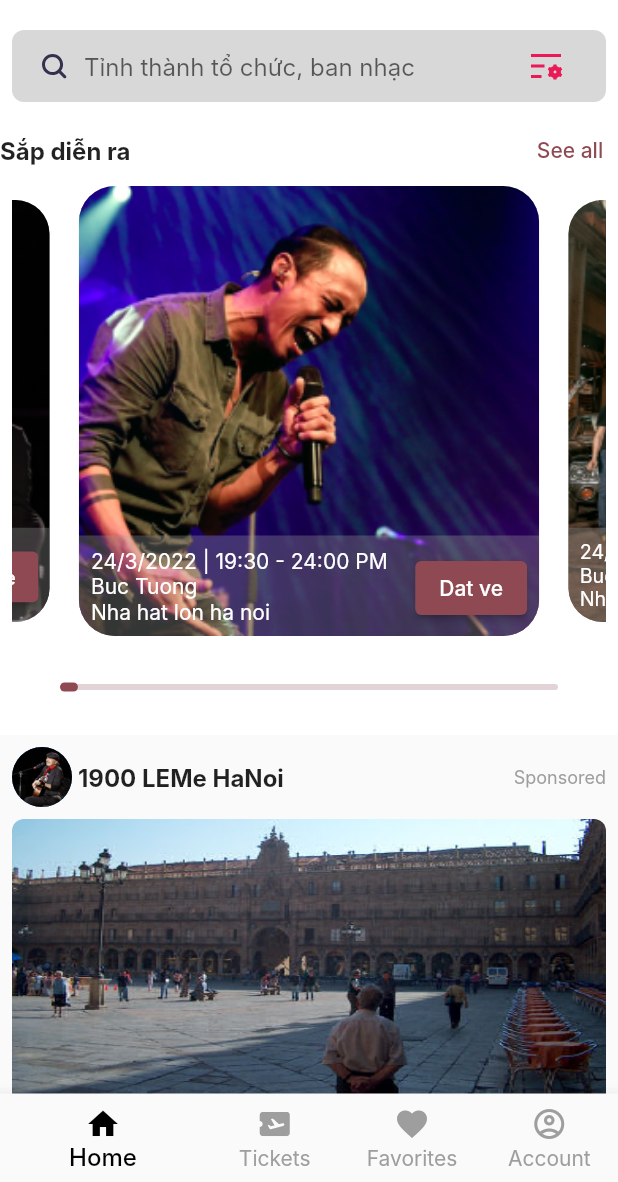
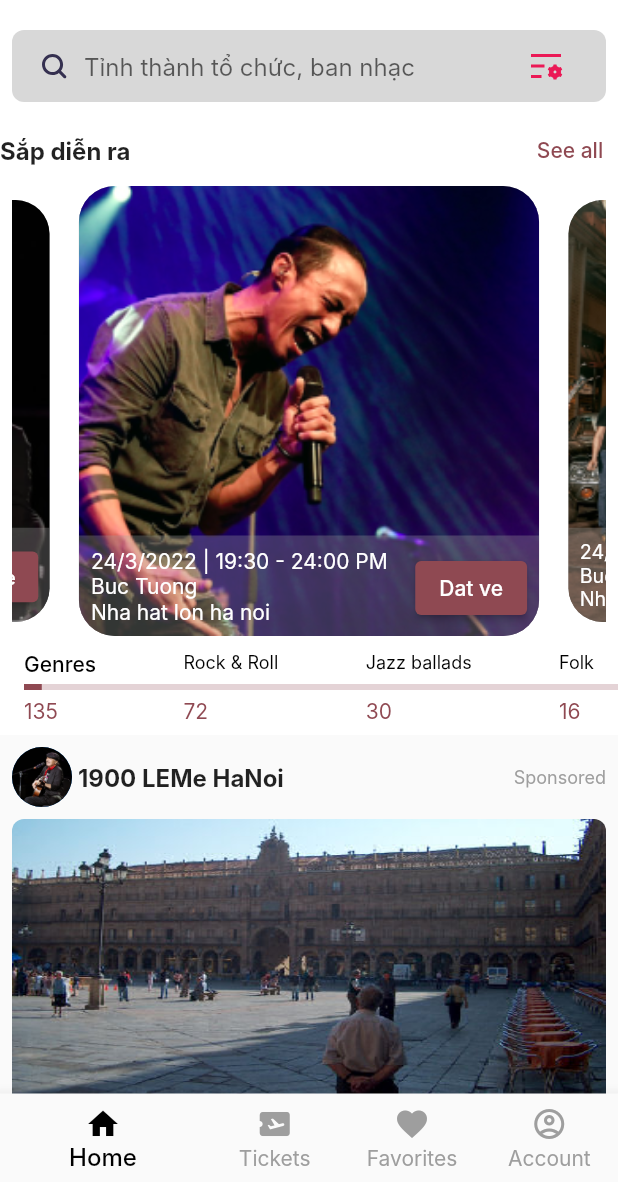
Before and after one commit to PRID021/crispy-octo-chainsaw, a Flutter app: the screen it shows after launch, on a phone screen of 412 x 824 dp, the part 54-1236 px from its top. Run offline on Flutter 3.47's test engine with Material 2 defaults, Android fonts, the phone set to English and light mode, and no system bars; drawn by our look-alikes of carousel_slider; our stand-ins replace flutter_svg; missing offline and left inert: extended_text; Roboto replaces fonts that are missing (Inter).

Commit message:
complete challange

```diff
--- a/lib/components/slide_section.dart
+++ b/lib/components/slide_section.dart
@@ -171,24 +171,62 @@ class SlideSection extends StatelessWidget {
                   delegate: SliverAppBarDelegate(
                     minHeight: 64,
                     maxHeight: 64.0,
-                    child: Container(
-                      color: Colors.white,
-                      child: Column(
+                    child: Stack(
+                      alignment: Alignment.center,
                       children: <Widget>[
-                          Padding(
+                        ListenableBuilder(
+                          listenable: percent,
+                          builder: (_, __) => Container(
                             padding: const EdgeInsets.symmetric(
-                              horizontal: 16.0,
-                              vertical: 8.0,
+                                horizontal: 16, vertical: 8),
+                            height: 64,
+                            child: Row(
+                              mainAxisAlignment: MainAxisAlignment.spaceBetween,
+                              children: [
+                                TitleIndicator(
+                                  title: 'Genres',
+                                  number: 135,
+                                  isHighLight: (percent.value >= 0 &&
+                                      percent.value < 0.25),
                                 ),
-                            child: ListenableBuilder(
+                                TitleIndicator(
+                                  title: 'Rock & Roll',
+                                  number: 72,
+                                  isHighLight: (percent.value >= 0.25 &&
+                                      percent.value < 0.5),
+                                ),
+                                TitleIndicator(
+                                  title: 'Jazz ballads',
+                                  number: 30,
+                                  isHighLight: (percent.value >= 0.5 &&
+                                      percent.value < 0.75),
+                                ),
+                                TitleIndicator(
+                                  title: 'Folk',
+                                  number: 16,
+                                  isHighLight: (percent.value >= 0.75 &&
+                                      percent.value <= 1),
+                                ),
+                              ],
+                            ),
+                          ),
+                        ),
+                        ListenableBuilder(
                           listenable: percent,
                           builder: (context, _) {
                             return SliderTheme(
                               data: SliderTheme.of(context).copyWith(
+                                trackShape: const RectangularSliderTrackShape(),
+                                overlayShape: const RoundSliderOverlayShape(
+                                    overlayRadius: 0),
                                 thumbShape: const RoundSliderThumbShape(
                                   enabledThumbRadius: 0.0,
+                                  disabledThumbRadius: 0,
+                                  pressedElevation: 0,
                                 ),
                               ),
+                              child: Padding(
+                                padding: const EdgeInsets.only(left: 16),
                                 child: Slider(
                                   value: percent.value,
                                   onChanged: (value) {
@@ -198,12 +236,11 @@ class SlideSection extends StatelessWidget {
                                         curve: Curves.ease);
                                   },
                                 ),
+                              ),
                             );
                           },
                         ),
-                          ),
                       ],
-                      ),
                     ),
                   ),
                 ),
@@ -247,7 +284,27 @@ class SliverAppBarDelegate extends SliverPersistentHeaderDelegate {
   @override
   Widget build(
       BuildContext context, double shrinkOffset, bool overlapsContent) {
-    return SizedBox.expand(child: child);
+    print("shrinkOffset : $shrinkOffset");
+    bool isPinned = shrinkOffset > 0;
+    return SizedBox.expand(
+      child: Material(
+        elevation: isPinned ? 1 : 0,
+        child: Container(
+          decoration: BoxDecoration(
+            color: Colors.white,
+            boxShadow: [
+              if (isPinned)
+                const BoxShadow(
+                  color: Colors.black54,
+                  blurRadius: 15.0,
+                  offset: Offset(0.0, 5),
+                )
+            ],
+          ),
+          child: child,
+        ),
+      ),
+    );
   }
 
   @override
@@ -257,3 +314,47 @@ class SliverAppBarDelegate extends SliverPersistentHeaderDelegate {
         child != oldDelegate.child;
   }
 }
+
+class TitleIndicator extends StatelessWidget {
+  final String title;
+  final int number;
+  final bool isHighLight;
+
+  const TitleIndicator(
+      {super.key,
+      required this.title,
+      required this.number,
+      required this.isHighLight});
+
+  @override
+  Widget build(BuildContext context) {
+    return Column(
+      mainAxisAlignment: MainAxisAlignment.spaceBetween,
+      mainAxisSize: MainAxisSize.max,
+      crossAxisAlignment: CrossAxisAlignment.start,
+      children: [
+        Text(
+          title,
+          textAlign: TextAlign.start,
+          style: isHighLight
+              ? Theme.of(context)
+                  .textTheme
+                  .bodyLarge
+                  ?.copyWith(color: Colors.black)
+              : Theme.of(context)
+                  .textTheme
+                  .bodySmall
+                  ?.copyWith(color: Colors.black),
+        ),
+        Text(
+          "$number",
+          textAlign: TextAlign.start,
+          style: Theme.of(context)
+              .textTheme
+              .bodyMedium
+              ?.copyWith(color: Theme.of(context).colorScheme.primary),
+        ),
+      ],
+    );
+  }
+}
--- a/lib/components/ticket_detail.dart
+++ b/lib/components/ticket_detail.dart
@@ -22,7 +22,7 @@ class TicketDetail extends StatelessWidget {
               const CircleAvatar(
                 backgroundImage: AssetImage("assets/image/png/Slide_4.png"),
               ),
-              SizedBox(
+              const SizedBox(
                 width: 4,
               ),
               Text(
```
Lines whose indentation alone changed are shown as unchanged.
